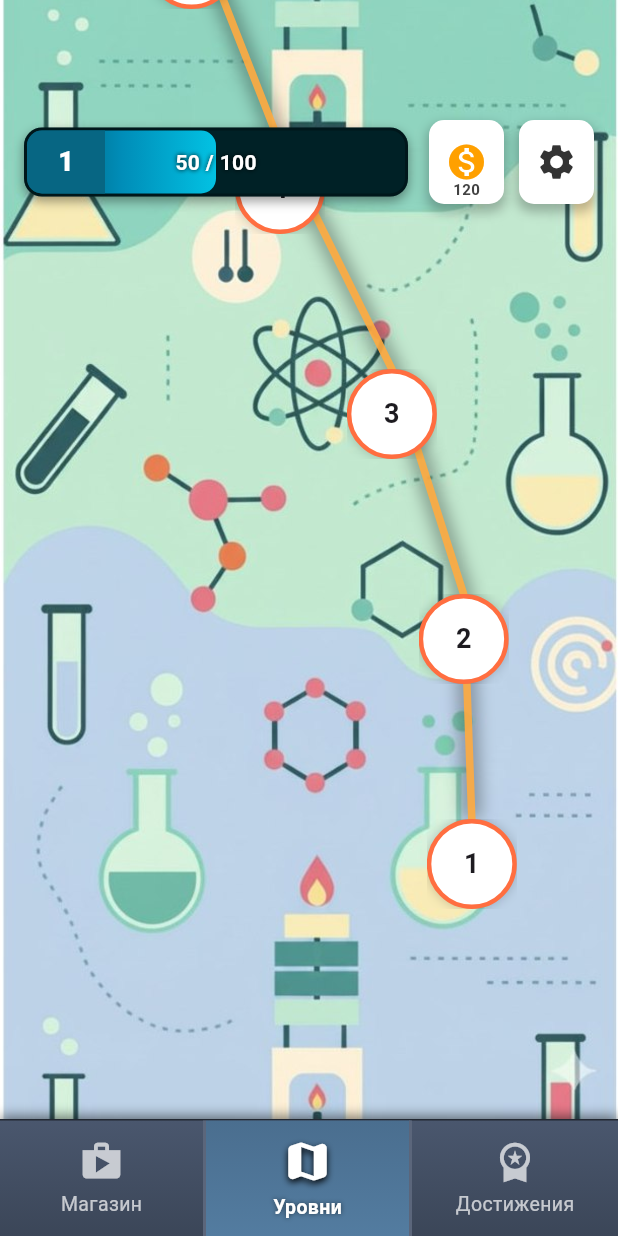
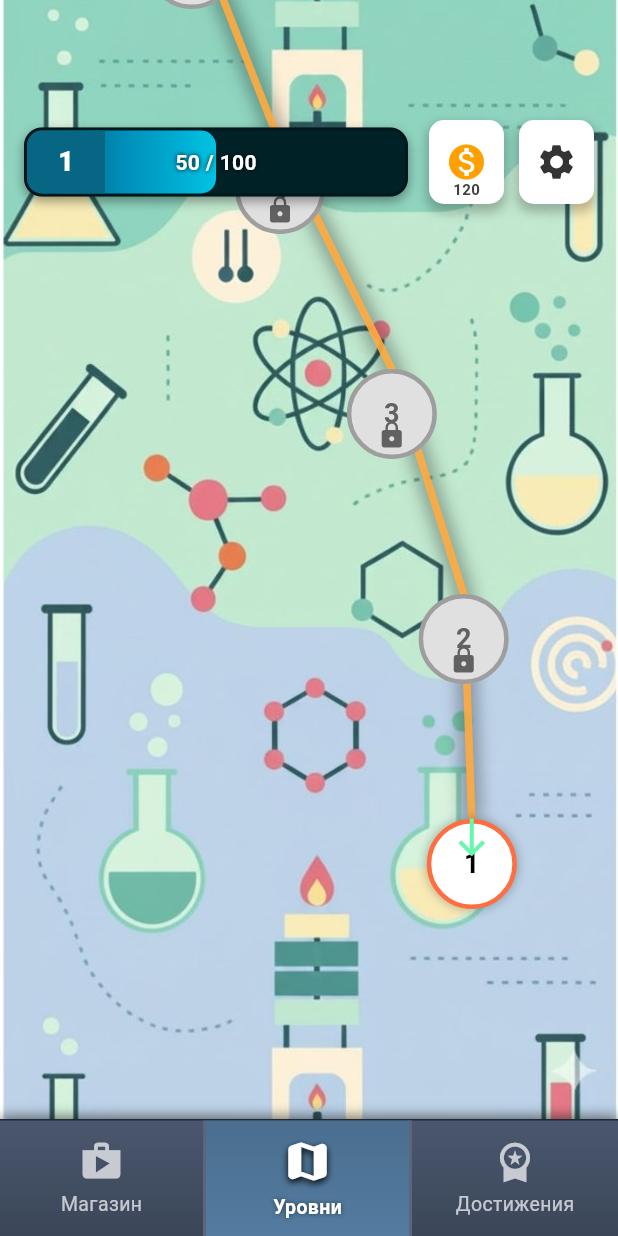
Before and after one commit to brokethesys/dickink, a Flutter app: the screen it shows after launch, on a phone screen of 412 x 824 dp. Run offline on Flutter 3.47's test engine with Material 3 defaults, Android fonts, the phone set to English and light mode, and no system bars; our stand-ins replace shared_preferences.

Commit message:
son_zibertshabolda 0.51xyz

```diff
--- a/lib/screens/map_screen.dart
+++ b/lib/screens/map_screen.dart
@@ -20,6 +20,8 @@ class _MapScreenState extends State<MapScreen>
   int playerLevel = 1;
   int currentXP = 50;
   int coins = 120;
+  int currentLevel = 1;
+  Set<int> completedLevels = {};
 
   late AnimationController _xpController;
   late Animation<double> _xpAnimation;
@@ -54,15 +56,22 @@ class _MapScreenState extends State<MapScreen>
       playerLevel = prefs.getInt('playerLevel') ?? 1;
       currentXP = prefs.getInt('currentXP') ?? 50;
       coins = prefs.getInt('coins') ?? 120;
+      currentLevel = prefs.getInt('currentLevel') ?? 1;
+      completedLevels = (prefs.getStringList('completedLevels') ?? [])
+          .map((e) => int.parse(e))
+          .toSet();
     });
   }
 
   Future<void> _saveSettings() async {
     final prefs = await SharedPreferences.getInstance();
+    await prefs.setInt('currentLevel', currentLevel);
+    await prefs.setStringList(
+      'completedLevels', completedLevels.map((e) => e.toString()).toList());
+    await prefs.setInt('playerLevel', playerLevel);
     await prefs.setBool('soundEnabled', soundEnabled);
     await prefs.setBool('musicEnabled', musicEnabled);
     await prefs.setBool('vibrationEnabled', vibrationEnabled);
-    await prefs.setInt('playerLevel', playerLevel);
     await prefs.setInt('currentXP', currentXP);
     await prefs.setInt('coins', coins);
   }
@@ -104,8 +113,7 @@ class _MapScreenState extends State<MapScreen>
                           SwitchListTile(
                             title: const Text('Звук'),
                             activeThumbColor: Colors.orangeAccent,
-                            value: soundEnabled,
-                            onChanged: (v) {
+                            value: soundEnabled,onChanged: (v) {
                               setState(() => soundEnabled = v);
                               setStateDialog(() => soundEnabled = v);
                               _saveSettings();
@@ -170,7 +178,6 @@ class _MapScreenState extends State<MapScreen>
     );
   }
 
-  // 📍 центры уровней — синусоида + лёгкий шум
   List<Offset> _calculateLevelCenters() {
     const int totalLevels = 26;
     const double amplitude = 120;
@@ -191,30 +198,53 @@ class _MapScreenState extends State<MapScreen>
 
   List<Widget> _buildLevelNodes(BuildContext context) {
     final centers = _calculateLevelCenters();
+
     return List.generate(centers.length, (i) {
       final c = centers[i];
+      final levelNumber = i + 1;
+
+      final isCompleted = completedLevels.contains(levelNumber);
+      final isCurrent = levelNumber == currentLevel;
+      final isLocked = levelNumber > currentLevel;
+
       return Positioned(
         top: c.dy,
         left: c.dx - 30,
         child: LevelNode(
-          levelNumber: i + 1,
-          stars: (i + 1) % 4,
-          isCurrent: i + 1 == 22,
-          onTap: () {
-            setState(() {
-              currentXP += 40;
-              if (currentXP >= xpForNextLevel) {
-                currentXP -= xpForNextLevel;
-                playerLevel++;
-              }
-              _saveSettings();
-              _xpController.forward(from: 0);
-            });
+          levelNumber: levelNumber,
+          isCurrent: isCurrent,
+          isLocked: isLocked,
+          isCompleted: isCompleted,
+          onTap: () async {
+            if (isLocked) return;
 
-            Navigator.push(
+            final result = await Navigator.push(
               context,
-              MaterialPageRoute(builder: (_) => QuizScreen(level: i + 1)),
+              MaterialPageRoute(builder: (_) => QuizScreen(level: levelNumber),
+              ),
             );
+
+            if (result == true) {
+              setState(() {
+                completedLevels.add(levelNumber);
+
+                // Добавляем опыт
+                currentXP += 50;
+
+                // Проверка повышения уровня
+                while (currentXP >= xpForNextLevel) {
+                  currentXP -= xpForNextLevel;
+                  playerLevel++;
+                }
+
+                // Открываем следующий уровень
+                if (levelNumber == currentLevel) {
+                  currentLevel++;
+                }
+
+                _saveSettings();
+              });
+            }
           },
         ),
       );
@@ -316,8 +346,7 @@ class _MapScreenState extends State<MapScreen>
                     },
                   ),
                   Center(
-                    child: Text(
-                      '$currentXP / $xpForNextLevel',
+                    child: Text('$currentXP / $xpForNextLevel',
                       style: const TextStyle(
                         color: Colors.white,
                         fontWeight: FontWeight.bold,
@@ -455,6 +484,5 @@ class MapPathPainter extends CustomPainter {
   }
 
   @override
-  bool shouldRepaint(covariant MapPathPainter oldDelegate) =>
-      oldDelegate.centers != centers;
+  bool shouldRepaint(covariant MapPathPainter oldDelegate) =>oldDelegate.centers != centers;
 }
--- a/lib/widgets/level_node.dart
+++ b/lib/widgets/level_node.dart
@@ -2,68 +2,89 @@ import 'package:flutter/material.dart';
 
 class LevelNode extends StatelessWidget {
   final int levelNumber;
-  final int stars;
   final bool isCurrent;
+  final bool isLocked;
+  final bool isCompleted;
   final VoidCallback? onTap;
 
   const LevelNode({
     super.key,
     required this.levelNumber,
-    required this.stars,
     this.isCurrent = false,
+    this.isLocked = false,
+    this.isCompleted = false,
     this.onTap,
   });
 
   @override
   Widget build(BuildContext context) {
+    final Color baseColor = isCompleted
+        ? const Color(0xFFFFD700) // золотой
+        : Colors.white;
+
     return GestureDetector(
-      onTap: onTap,
+      onTap: isLocked ? null : onTap,
+      behavior: HitTestBehavior.translucent,
       child: Stack(
         alignment: Alignment.center,
+        clipBehavior: Clip.none,
         children: [
-          if (isCurrent)
-            Container(
-              width: 80,
-              height: 80,
-              decoration: BoxDecoration(
-                shape: BoxShape.circle,
-                border: Border.all(color: Colors.lightBlueAccent, width: 8),
-              ),
-            ),
+          // 🔵 Сам уровень
           Container(
             width: 60,
             height: 60,
             decoration: BoxDecoration(
               shape: BoxShape.circle,
-              color: Colors.white,
-              border: Border.all(color: Colors.deepOrangeAccent, width: 3),
+              color: isLocked ? Colors.grey[300] : baseColor,
+              border: Border.all(
+                color: isLocked
+                    ? Colors.grey
+                    : (isCompleted
+                        ? Colors.amber.shade700
+                        : Colors.deepOrangeAccent),
+                width: 3,
+              ),
               boxShadow: [
-                BoxShadow(
-                  color: Colors.black.withOpacity(0.2),
-                  blurRadius: 6,
-                ),
+                if (!isLocked)
+                  BoxShadow(
+                    color: Colors.black.withOpacity(0.3),
+                    blurRadius: 6,
+                  ),
               ],
             ),
             child: Center(
               child: Text(
                 '$levelNumber',
-                style: const TextStyle(
+                style: TextStyle(
                   fontWeight: FontWeight.bold,
                   fontSize: 18,
+                  color: isLocked ? Colors.grey[700] : Colors.black,
                 ),
               ),
             ),
           ),
-          Positioned(
-            bottom: -18,
-            child: Row(
-              mainAxisAlignment: MainAxisAlignment.center,
-              children: List.generate(
-                stars,
-                (index) => const Icon(Icons.star, color: Colors.amber, size: 14),
+
+          // 🔹 Метка-стрелка текущего уровня внутри круга (над цифрой)
+          if (isCurrent)
+            Positioned(
+              top: -3, // немного от верхнего края круга
+              child: Icon(
+                Icons.south,
+                color: const Color.fromARGB(255, 101, 247, 174),
+                size: 30,
               ),
             ),
-          ),
+
+          // 🔒 Замок на закрытых уровнях прямо под цифрой
+          if (isLocked)
+            Positioned(
+              bottom: 6,
+              child: Icon(
+                Icons.lock,
+                color: Colors.grey[700],
+                size: 20,
+              ),
+            ),
         ],
       ),
     );
```
Also changed, not shown: lib/screens/quiz_screen.dart (+26 -29 lines).
